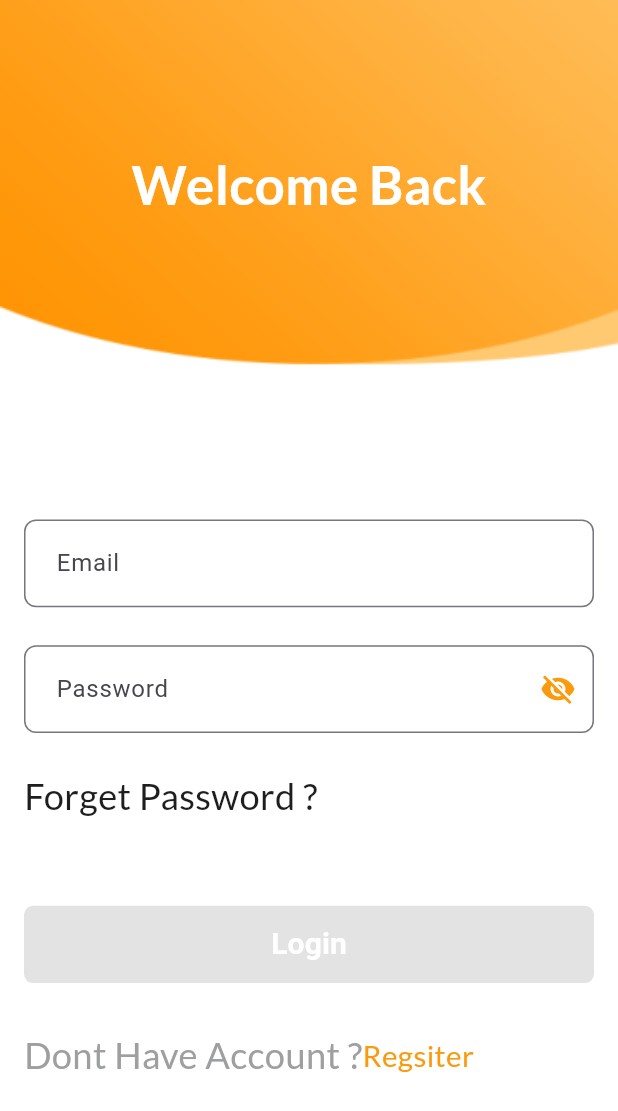
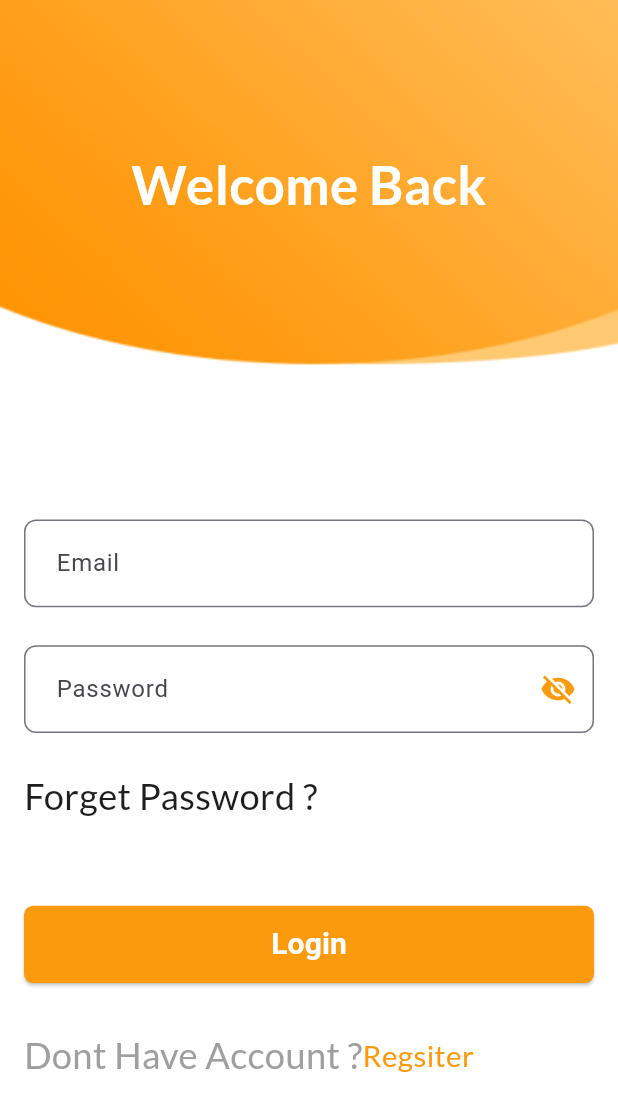
Before and after one commit to AbdelrahmanZeid/ChefApp, a Flutter app: the screen it shows after launch, after a tap on "English", on a phone screen of 412 x 824 dp. Shown: the top 1111 px of the screen. Run offline on Flutter 3.47's test engine with Material 3 defaults, Android fonts, the phone set to English and light mode, and no system bars; our stand-ins replace bloc, dio, flutter_bloc, flutter_screenutil, get_it, go_router and 2 more.

Commit message:
add login logic

```diff
--- a/lib/features/auth/presentation/cubits/cubit/login_cubit.dart
+++ b/lib/features/auth/presentation/cubits/cubit/login_cubit.dart
@@ -1,8 +1,21 @@
 import 'package:bloc/bloc.dart';
-import 'package:meta/meta.dart';
-
-part 'login_state.dart';
+import 'package:chef_app/features/auth/presentation/cubits/cubit/login_state.dart';
+import 'package:flutter/material.dart';
 
 class LoginCubit extends Cubit<LoginState> {
-  LoginCubit() : super(LoginInitial());
+  LoginCubit()
+      : super(
+          LoginInitial(),
+        );
+
+  TextEditingController emailController = TextEditingController();
+  TextEditingController passwordController = TextEditingController();
+  final formKey = GlobalKey<FormState>();
+  bool isVisiable = true;
+  void changeIcon() {
+    isVisiable = !isVisiable;
+    emit(
+      ChangeIconSuccessState(),
+    );
+  }
 }
--- a/lib/features/auth/presentation/cubits/cubit/login_state.dart
+++ b/lib/features/auth/presentation/cubits/cubit/login_state.dart
@@ -1,6 +1,7 @@
-part of 'login_cubit.dart';
 
-@immutable
+
+
 sealed class LoginState {}
 
 final class LoginInitial extends LoginState {}
+final class ChangeIconSuccessState extends LoginState {}
--- a/lib/features/auth/presentation/views/login_view.dart
+++ b/lib/features/auth/presentation/views/login_view.dart
@@ -1,12 +1,16 @@
 import 'package:chef_app/core/utils/app_color.dart';
 import 'package:chef_app/core/utils/app_function.dart';
+import 'package:chef_app/core/utils/app_routes.dart';
 import 'package:chef_app/core/utils/app_string.dart';
 import 'package:chef_app/core/utils/app_text_style.dart';
 import 'package:chef_app/core/utils/assets.dart';
 import 'package:chef_app/core/widgets/custom_elevated_button.dart';
 import 'package:chef_app/core/widgets/custom_text_form_field.dart';
+import 'package:chef_app/features/auth/presentation/cubits/cubit/login_cubit.dart';
+import 'package:chef_app/features/auth/presentation/cubits/cubit/login_state.dart';
 import 'package:chef_app/generated/l10n.dart';
 import 'package:flutter/material.dart';
+import 'package:flutter_bloc/flutter_bloc.dart';
 import 'package:flutter_screenutil/flutter_screenutil.dart';
 
 class LoginView extends StatelessWidget {
@@ -17,7 +21,21 @@ class LoginView extends StatelessWidget {
     return Scaffold(
       backgroundColor: Colors.white,
       body: SafeArea(
-        child: Stack(
+        child: BlocProvider(
+          create: (context) => LoginCubit(),
+          child: const LoginViewBody(),
+        ),
+      ),
+    );
+  }
+}
+
+class LoginViewBody extends StatelessWidget {
+  const LoginViewBody({super.key});
+
+  @override
+  Widget build(BuildContext context) {
+    return Stack(
       children: [
         Image.asset(
           width: double.infinity,
@@ -28,7 +46,11 @@ class LoginView extends StatelessWidget {
           padding: const EdgeInsets.symmetric(
             horizontal: 16,
           ),
-              child: Form(
+          child: BlocConsumer<LoginCubit, LoginState>(
+            listener: (context, state) {},
+            builder: (context, state) {
+              return Form(
+                key: context.read<LoginCubit>().formKey,
                 child: SingleChildScrollView(
                   child: Column(
                     crossAxisAlignment: CrossAxisAlignment.start,
@@ -50,13 +72,13 @@ class LoginView extends StatelessWidget {
                       CustomTextFormField(
                         validate: (data) {
                           if (data!.length < 6 || data.isEmpty) {
-                            return AppStrings.pleaseEnterValidEmail;
+                            return S.of(context).please_enter_email;
                           } else {
                             return null;
                           }
                         },
                         hint: S.of(context).email,
-                        controller: TextEditingController(),
+                        controller: context.read<LoginCubit>().emailController,
                       ),
                       addSpace(
                         25,
@@ -64,16 +86,21 @@ class LoginView extends StatelessWidget {
                       CustomTextFormField(
                         validate: (data) {
                           if (data!.length < 6 || data.isEmpty) {
-                            return AppStrings.pleaseEnterValidPassword;
+                            return S.of(context).please_enter_valid_password;
                           } else {
                             return null;
                           }
                         },
-                        icon: Icons.visibility_off,
+                        icon: context.read<LoginCubit>().isVisiable
+                            ? Icons.visibility_off
+                            : Icons.visibility,
                         hint: S.of(context).password,
-                        isPassword: true,
-                        suffixIconOnPressed: () {},
-                        controller: TextEditingController(),
+                        isPassword: context.read<LoginCubit>().isVisiable,
+                        suffixIconOnPressed: () {
+                          context.read<LoginCubit>().changeIcon();
+                        },
+                        controller:
+                            context.read<LoginCubit>().passwordController,
                       ),
                       addSpace(
                         24,
@@ -93,6 +120,18 @@ class LoginView extends StatelessWidget {
                         height: 50.h,
                         bgColor: AppColors.primary,
                         title: S.of(context).sign_in,
+                        onPressed: () {
+                          if (context
+                              .read<LoginCubit>()
+                              .formKey
+                              .currentState!
+                              .validate()) {
+                            navigation(
+                              context,
+                              AppRoutes.profile,
+                            );
+                          }
+                        },
                       ),
                       addSpace(
                         30,
@@ -118,11 +157,11 @@ class LoginView extends StatelessWidget {
                     ],
                   ),
                 ),
+              );
+            },
           ),
         ),
       ],
-        ),
-      ),
     );
   }
 }
```
Lines whose indentation alone changed are shown as unchanged.
